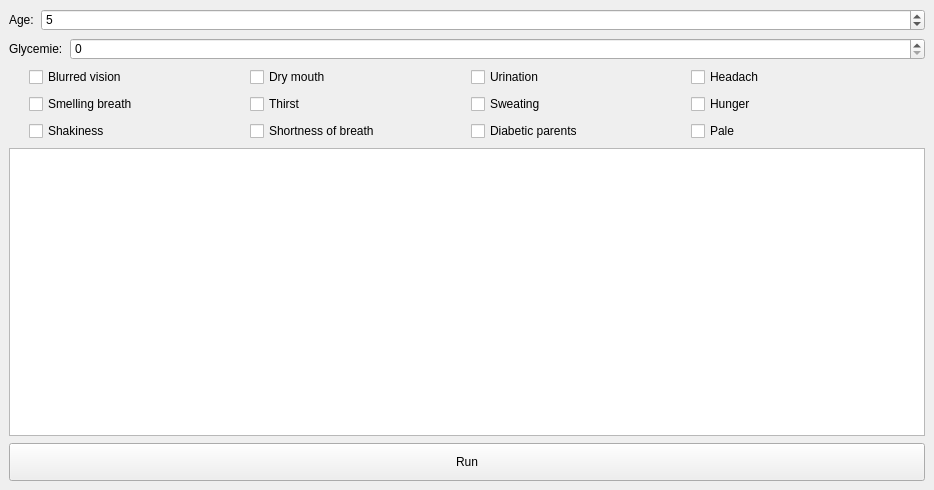
Qt form design.ui (feftio/health-expert) before a commit.
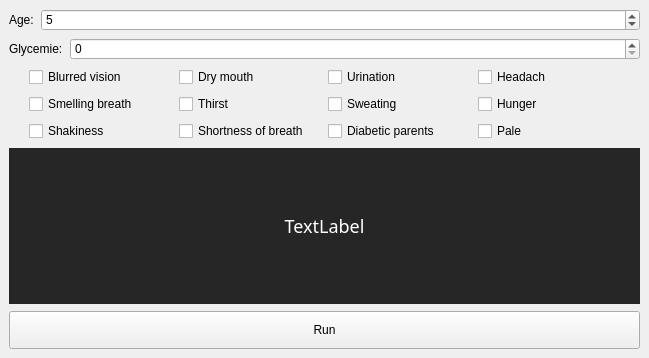
The same form after that commit.

Commit message: Changed widgets names

Patch:
```diff
--- a/design.ui
+++ b/design.ui
@@ -6,8 +6,8 @@
    <rect>
     <x>0</x>
     <y>0</y>
-    <width>934</width>
-    <height>490</height>
+    <width>649</width>
+    <height>358</height>
    </rect>
   </property>
   <property name="sizePolicy">
@@ -69,7 +69,7 @@
         <item>
          <layout class="QHBoxLayout" name="horizontalLayout_6">
           <item>
-           <widget class="QLabel" name="label">
+           <widget class="QLabel" name="label_1">
             <property name="sizePolicy">
              <sizepolicy hsizetype="Minimum" vsizetype="Fixed">
               <horstretch>0</horstretch>
@@ -345,36 +345,24 @@
        </layout>
       </item>
       <item>
-       <widget class="QTextEdit" name="textEdit">
-        <property name="sizePolicy">
-         <sizepolicy hsizetype="Minimum" vsizetype="Minimum">
-          <horstretch>0</horstretch>
-          <verstretch>0</verstretch>
-         </sizepolicy>
+       <widget class="QLabel" name="label">
+        <property name="styleSheet">
+         <string notr="true">background-color: #262626;
+color: #FFFFFF;
+font-family: Titillium;
+font-size: 18px;</string>
         </property>
-        <property name="minimumSize">
-         <size>
-          <width>300</width>
-          <height>100</height>
-         </size>
+        <property name="text">
+         <string>TextLabel</string>
         </property>
         <property name="mouseTracking">
          <bool>false</bool>
         </property>
-        <property name="autoFillBackground">
-         <bool>false</bool>
+        <property name="alignment">
+         <set>Qt::AlignCenter</set>
         </property>
-        <property name="frameShadow">
-         <enum>QFrame::Sunken</enum>
-        </property>
-        <property name="verticalScrollBarPolicy">
-         <enum>Qt::ScrollBarAsNeeded</enum>
-        </property>
-        <property name="horizontalScrollBarPolicy">
-         <enum>Qt::ScrollBarAsNeeded</enum>
-        </property>
-        <property name="sizeAdjustPolicy">
-         <enum>QAbstractScrollArea::AdjustToContents</enum>
+        <property name="wordWrap">
+         <bool>true</bool>
         </property>
        </widget>
       </item>
```
Left out of the diff: 44 changed lines with no effect on the pictures. The commit also changes 3 other files.
